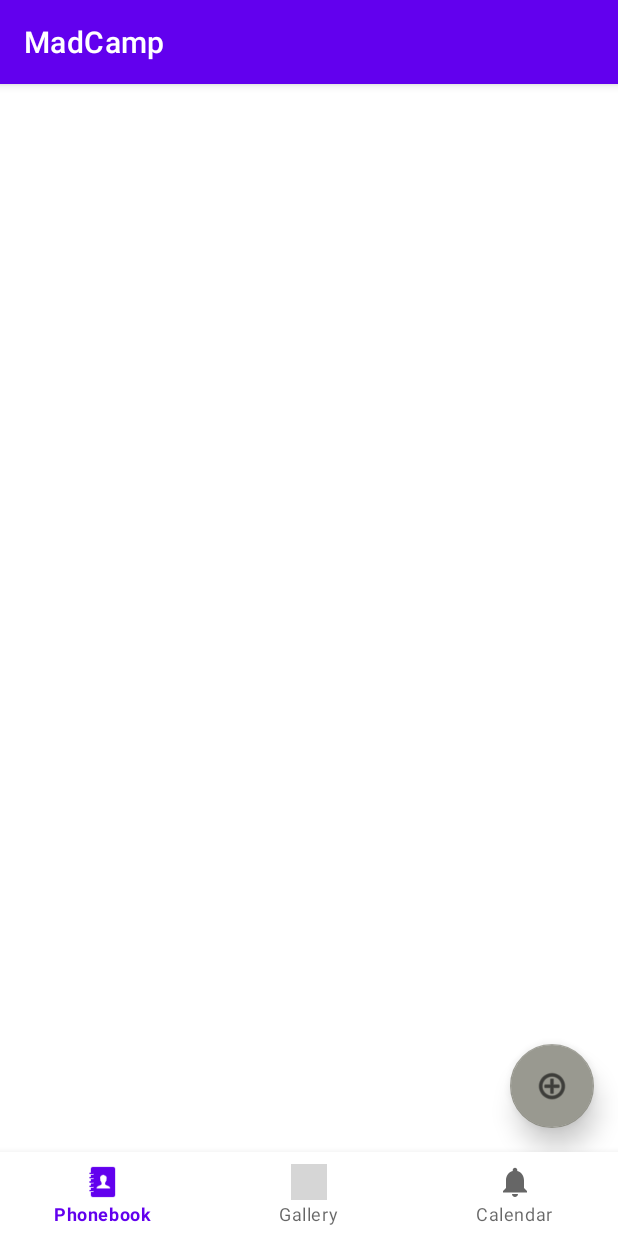
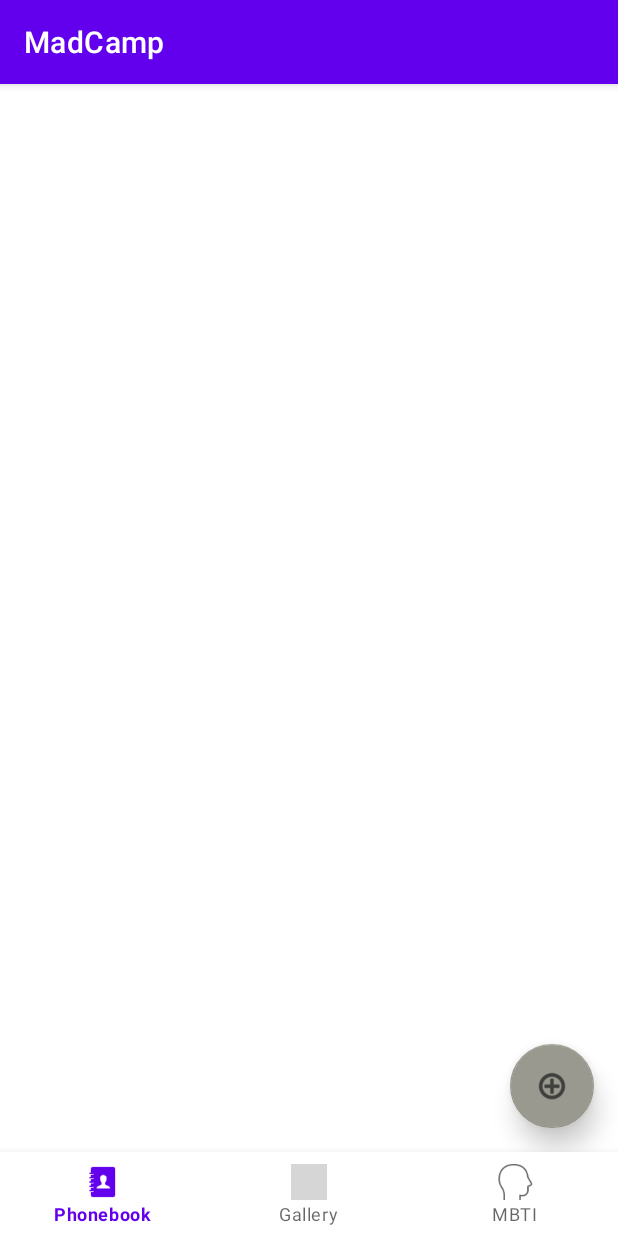
Before and after one commit to chackhangun/KAIST_Madcamp_week1, an Android app: the screen it shows after launch (MainActivity), on a phone screen of 412 x 824 dp. Run offline under Robolectric (Android 15) with nearby library versions, the phone set to English and light mode, and no system bars; libraries missing offline, so code that uses them is left out: com.kakao.kakaolink, com.kakao.message, com.kakao.network, com.kakao.util; 1 statement that could not run was skipped; grey boxes are pictures that could not be loaded.

Commit message:
mbti icon update

```diff
--- a/app/src/main/res/menu/bottom_nav_menu.xml
+++ b/app/src/main/res/menu/bottom_nav_menu.xml
@@ -13,7 +13,7 @@
 
     <item
         android:id="@+id/item_calendar"
-        android:icon="@drawable/ic_notifications_black_24dp"
-        android:title="Calendar" />
+        android:icon="@drawable/mbti_icon"
+        android:title="MBTI" />
 
 </menu>
```
Also changed, not shown: app/src/main/res/drawable/mbti_icon.png (added).
